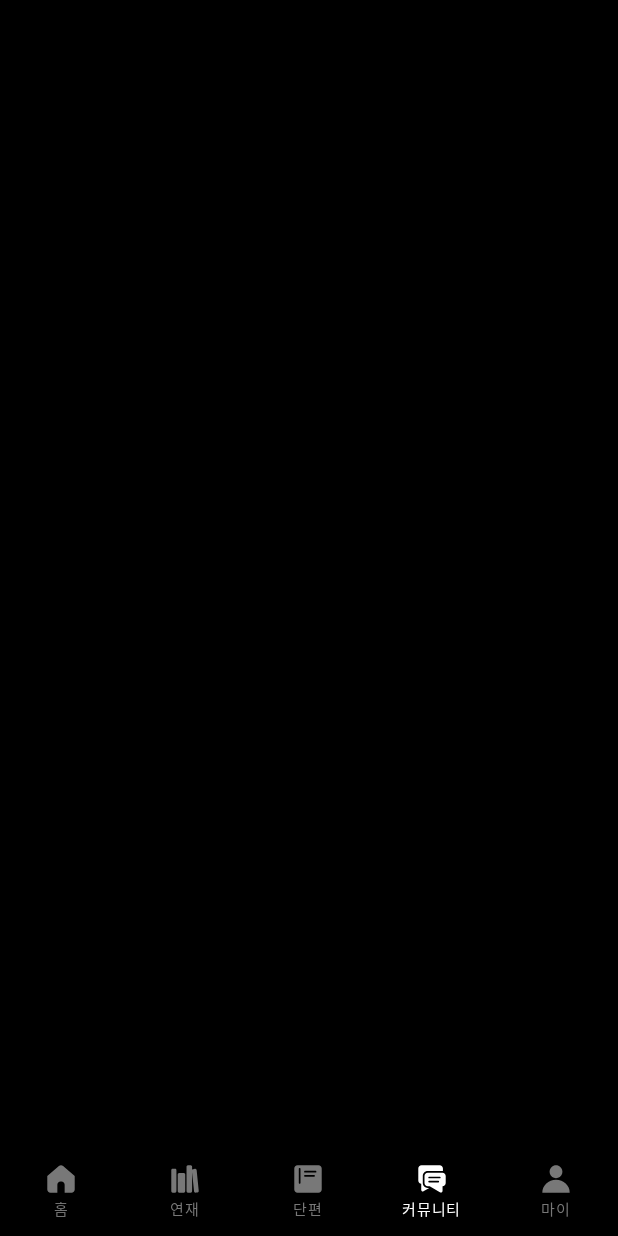
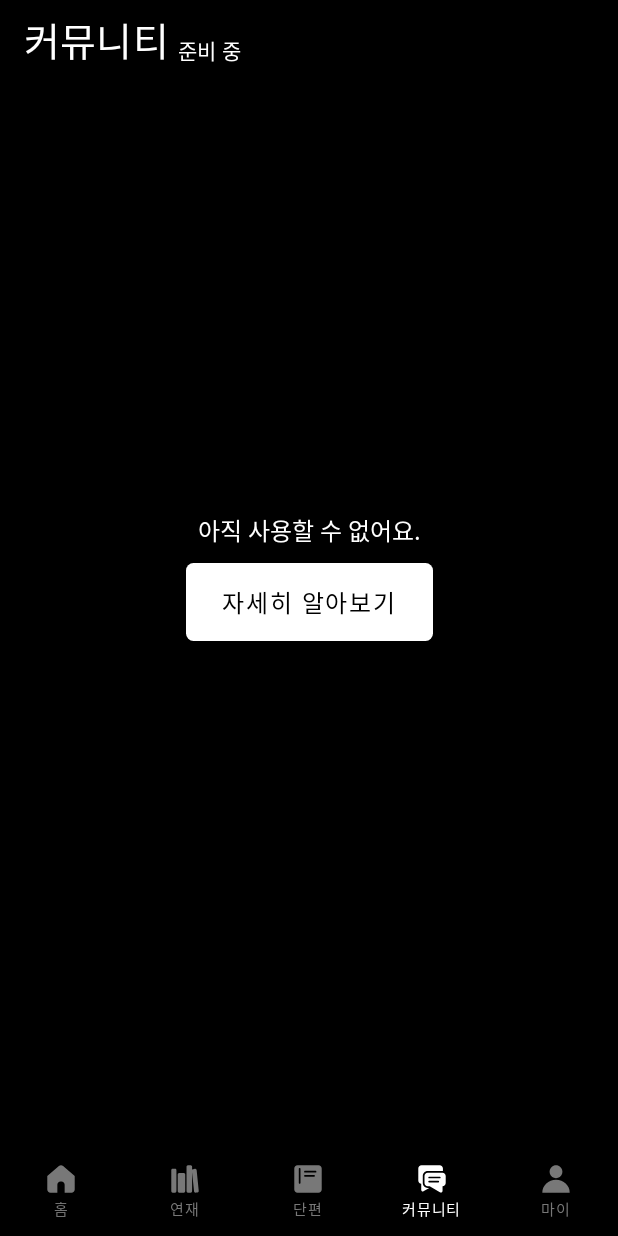
Before and after one commit to toongether/toongether-android, an Android app built with Jetpack Compose: the CommunityRoute screen opened through its navigation route, on a phone screen of 412 x 824 dp. Run offline under Robolectric (Android 15) with nearby library versions, the phone set to English and light mode, and no system bars; Roboto replaces fonts that are not available here.

Commit message:
Feat: Add pre release community ui

```diff
--- a/feature/community/build.gradle.kts
+++ b/feature/community/build.gradle.kts
@@ -18,6 +18,8 @@
     implementation(libs.core.ktx)
     implementation(libs.appcompat)
     implementation(libs.material)
+    implementation(libs.material3)
+    implementation(libs.androidx.compose.material)
     implementation(libs.androidx.navigation.compose)
     testImplementation(libs.junit)
     androidTestImplementation(libs.androidx.test.ext.junit)
--- a/feature/community/src/main/java/kr/toongether/community/CommunityScreen.kt
+++ b/feature/community/src/main/java/kr/toongether/community/CommunityScreen.kt
@@ -1,15 +1,129 @@
 package kr.toongether.community
 
+import android.content.Context
+import android.content.Intent
+import android.net.Uri
+import androidx.compose.foundation.layout.Box
+import androidx.compose.foundation.layout.Column
+import androidx.compose.foundation.layout.Row
+import androidx.compose.foundation.layout.Spacer
+import androidx.compose.foundation.layout.fillMaxHeight
+import androidx.compose.foundation.layout.fillMaxSize
+import androidx.compose.foundation.layout.padding
+import androidx.compose.foundation.layout.size
+import androidx.compose.material.Surface
+import androidx.compose.material.Text
 import androidx.compose.runtime.Composable
+import androidx.compose.ui.Alignment
+import androidx.compose.ui.Modifier
+import androidx.compose.ui.graphics.Color
+import androidx.compose.ui.platform.LocalContext
+import androidx.compose.ui.text.font.FontWeight
+import androidx.compose.ui.unit.dp
+import androidx.compose.ui.unit.sp
+import kr.toongether.designsystem.component.ToongetherButton
+import kr.toongether.designsystem.component.ToongetherTopAppBar
 import kr.toongether.designsystem.theme.ToongetherTheme
+import kr.toongether.designsystem.theme.pretendard
 
 @Composable
-internal fun CommunityRoute() {
-    CommunityScreen()
+internal fun CommunityRoute(
+    modifier: Modifier = Modifier,
+    context: Context = LocalContext.current,
+) {
+    CommunityScreen(
+        modifier = modifier,
+        context = context
+    )
 }
 
 @Composable
-internal fun CommunityScreen() {
-    ToongetherTheme {
+internal fun CommunityScreen(
+    modifier: Modifier = Modifier,
+    context: Context
+) {
+    Surface(
+        modifier = modifier
+            .fillMaxSize(),
+        color = Color.Black
+    ) {
+        Box(
+            modifier = modifier
+                .fillMaxSize()
+        ) {
+            ToongetherTopAppBar(
+                modifier = modifier
+                    .align(Alignment.TopCenter),
+                title = {
+                    Row(
+                        modifier = modifier
+                            .padding(bottom = 10.dp)
+                    ) {
+                        Box(
+                            modifier = modifier
+                                .fillMaxHeight()
+                        ) {
+                            Text(
+                                modifier = modifier.align(Alignment.BottomCenter),
+                                text = "커뮤니티",
+                                fontFamily = pretendard,
+                                fontWeight = FontWeight.Bold,
+                                color = Color.White,
+                                fontSize = 26.sp
+                            )
+                        }
+                        Spacer(modifier = modifier.size(5.dp))
+                        Box(
+                            modifier = modifier
+                                .fillMaxHeight()
+                        ) {
+                            Text(
+                                modifier = modifier.align(Alignment.BottomCenter),
+                                text = "준비 중",
+                                fontFamily = pretendard,
+                                fontWeight = FontWeight.Normal,
+                                color = Color.White,
+                                fontSize = 14.sp
+                            )
+                        }
+                    }
+                }
+            )
+
+            Column(
+                modifier = modifier
+                    .align(Alignment.Center),
+                horizontalAlignment = Alignment.CenterHorizontally
+            ) {
+                Text(
+                    text = "아직 사용할 수 없어요.",
+                    fontFamily = pretendard,
+                    fontWeight = FontWeight.Bold,
+                    fontSize = 16.sp,
+                    color = Color.White
+                )
+
+                Spacer(modifier = modifier.size(10.dp))
+
+                ToongetherButton(
+                    onClick = {
+                        context.startActivity(
+                            Intent(
+                                Intent.ACTION_VIEW,
+                                Uri.parse("https://toongether.kr/beta")
+                            )
+                        )
+                    }
+                ) {
+                    Text(
+                        text = "자세히 알아보기",
+                        fontFamily = pretendard,
+                        fontWeight = FontWeight.Bold,
+                        fontSize = 16.sp,
+                        color = Color.Black
+                    )
+                }
+            }
+        }
     }
 }
```
